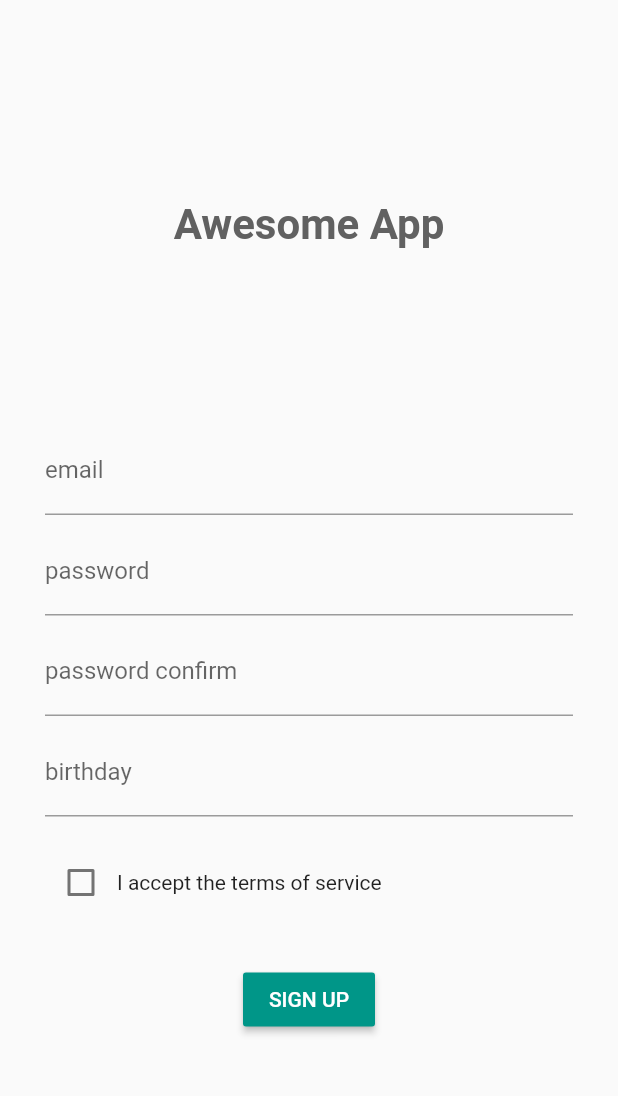
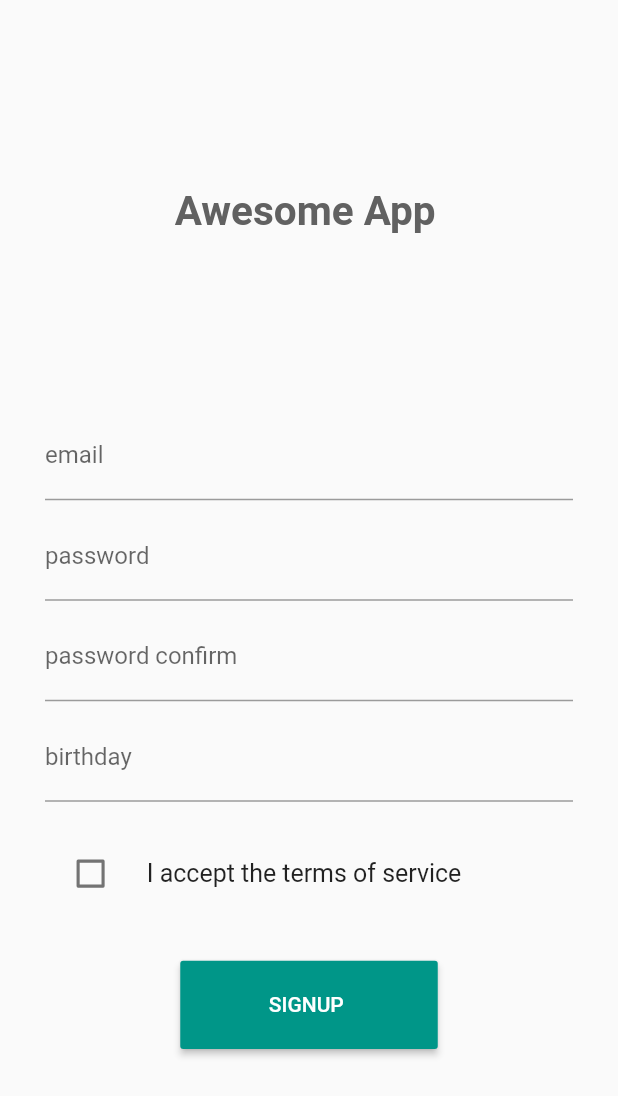
Before and after one commit to kgoon/flutter_bundang, a Flutter app: the screen it shows after launch, on a phone screen of 412 x 824 dp. Shown: the top 1096 px of the screen. Run offline on Flutter 3.47's test engine with Material 2 defaults, Android fonts, the phone set to English and light mode, and no system bars; drawn by our look-alikes of auto_size_text; our stand-ins replace device_preview.

Commit message:
폰, 태블릿 반응형 적용, 체크박스 -> 체크박스리스트타일 변경

```diff
--- a/lib/main.dart
+++ b/lib/main.dart
@@ -1,7 +1,12 @@
+import 'package:device_preview/device_preview.dart';
 import 'package:flutter/material.dart';
 import 'package:flutter_bundang/src/sign_up_page.dart';
 
-void main() => runApp(MyApp());
+void main() => runApp(
+      DevicePreview(
+        builder: (context) => MyApp(),
+      ),
+    );
 
 class MyApp extends StatelessWidget {
   @override
@@ -12,6 +17,8 @@ class MyApp extends StatelessWidget {
       theme: ThemeData(
         primarySwatch: Colors.blue,
       ),
+      locale: DevicePreview.of(context).locale, // <--- Add the locale
+      builder: DevicePreview.appBuilder,
       home: SignUpPage(),
     );
   }
--- a/lib/src/sign_up_page.dart
+++ b/lib/src/sign_up_page.dart
@@ -1,3 +1,4 @@
+import 'package:auto_size_text/auto_size_text.dart';
 import 'package:flutter/material.dart';
 
 class SignUpPage extends StatefulWidget {
@@ -21,12 +22,16 @@ class _SignUpPageState extends State<SignUpPage> {
               child: Column(
                 mainAxisAlignment: MainAxisAlignment.spaceEvenly,
                 children: <Widget>[
-                  Text(
+                  Container(
+                    width: MediaQuery.of(context).size.width / 2.3,
+                    child: AutoSizeText(
                       'Awesome App',
+                      maxLines: 1,
                       style: TextStyle(
-                      fontSize: 28.0,
+                        fontSize: 70.0,
                         fontWeight: FontWeight.bold,
                         color: Colors.grey[700],
+                      ),
                     ),
                   ),
                   SizedBox(
@@ -69,18 +74,19 @@ class _SignUpPageState extends State<SignUpPage> {
                             SizedBox(
                               height: 20.0,
                             ),
-                            Row(
-                              children: <Widget>[
-                                Checkbox(
+                            Transform.scale(
+                              scale: 1.04,
+                              child: CheckboxListTile(
                                 value: _ifChecked,
                                 onChanged: (bool value) {
                                   setState(() {
                                     _ifChecked = value;
                                   });
                                 },
+                                title: Text('I accept the terms of service'),
+                                controlAffinity:
+                                    ListTileControlAffinity.leading,
                               ),
-                                Text('I accept the terms of service'),
-                              ],
                             ),
                           ],
                         ),
@@ -88,12 +94,21 @@ class _SignUpPageState extends State<SignUpPage> {
                       SizedBox(
                         height: 30.0,
                       ),
-                      RaisedButton(
+                      Container(
+                        width: MediaQuery.of(context).size.width / 2.4,
+                        height: MediaQuery.of(context).size.height / 14,
+                        child: RaisedButton(
                           onPressed: () {},
                           color: Colors.teal,
                           textColor: Colors.white,
-                        child: Text(
-                          'Sign Up'.toUpperCase(),
+                          child: Container(
+                            width: MediaQuery.of(context).size.width / 7.7,
+                            child: AutoSizeText(
+                              'SignUp'.toUpperCase(),
+                              style: TextStyle(fontSize: 60),
+                              maxLines: 1,
+                            ),
+                          ),
                         ),
                       ),
                     ],
--- a/pubspec.yaml
+++ b/pubspec.yaml
@@ -9,7 +9,11 @@ environment:
 dependencies:
   flutter:
     sdk: flutter
-  device_preview: ^0.2.6
+  device_preview:
+  path_provider_fde:
+    git:
+      url: https://github.com/google/flutter-desktop-embedding/
+      path: plugins/flutter_plugins/path_provider_fde
   auto_size_text: ^2.1.0
   cupertino_icons: ^0.1.2
 
```
Also changed, not shown: pubspec.lock, 3 other files. Lines whose indentation alone changed are shown as unchanged.
